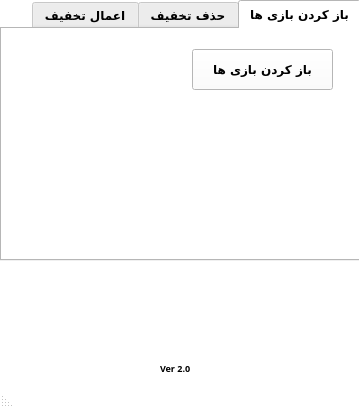
This is Assets/Main.ui in Phoenix15049/AllAuto as Qt 5 draws it before an edit. The edited form follows.
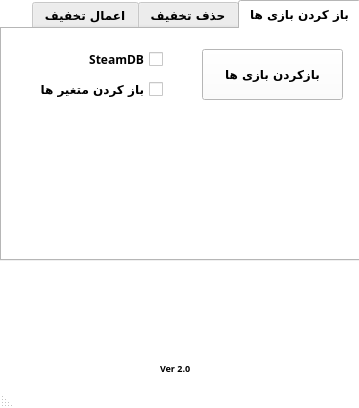
This is the edited form.

```diff
--- a/Assets/Main.ui
+++ b/Assets/Main.ui
@@ -550,10 +550,10 @@
      <widget class="QPushButton" name="OpenGames">
       <property name="geometry">
        <rect>
-        <x>190</x>
+        <x>200</x>
         <y>20</y>
         <width>141</width>
-        <height>41</height>
+        <height>51</height>
        </rect>
       </property>
       <property name="font">
@@ -564,8 +564,63 @@
         <bold>true</bold>
        </font>
       </property>
+      <property name="styleSheet">
+       <string notr="true">QPushButton#OpenGames {
+    background: #f5f5fa;
+    border: 0;
+    border-radius: 8px;
+    box-shadow: -10px -10px 30px 0 #fff, 10px 10px 30px 0 rgba(29, 13, 202, 0.09);
+    color: #2a1f62;
+    cursor: pointer;
+    padding: 15px;
+    text-align: center;
+}
+
+QPushButton#OpenGames:hover {
+    background: #f8f8ff;
+    box-shadow: -15px -15px 30px 0 #fff, 15px 15px 30px 0 rgba(29, 13, 202, 0.09);
+}
+
+QPushButton#OpenGames:pressed {
+    background: #f5f5fa;
+    box-shadow: inset -5px -5px 10px 0 #fff, inset 5px 5px 10px 0 rgba(29, 13, 202, 0.09);
+}
+
+@media (min-width: 768px) {
+    QPushButton#OpenGames {
+        padding: 24px;
+    }
+}
+</string>
+      </property>
       <property name="text">
-       <string>باز کردن بازی ها</string>
+       <string>بازکردن بازی ها</string>
+      </property>
+     </widget>
+     <widget class="QCheckBox" name="SteamDBCheck">
+      <property name="geometry">
+       <rect>
+        <x>70</x>
+        <y>20</y>
+        <width>91</width>
+        <height>20</height>
+       </rect>
+      </property>
+      <property name="text">
+       <string>SteamDB</string>
+      </property>
+     </widget>
+     <widget class="QCheckBox" name="VarsCheck">
+      <property name="geometry">
+       <rect>
+        <x>20</x>
+        <y>50</y>
+        <width>141</width>
+        <height>20</height>
+       </rect>
+      </property>
+      <property name="text">
+       <string>باز کردن متغیر ها</string>
       </property>
      </widget>
     </widget>
```
Left out of the diff: 2 changed lines with no effect on the pictures.
